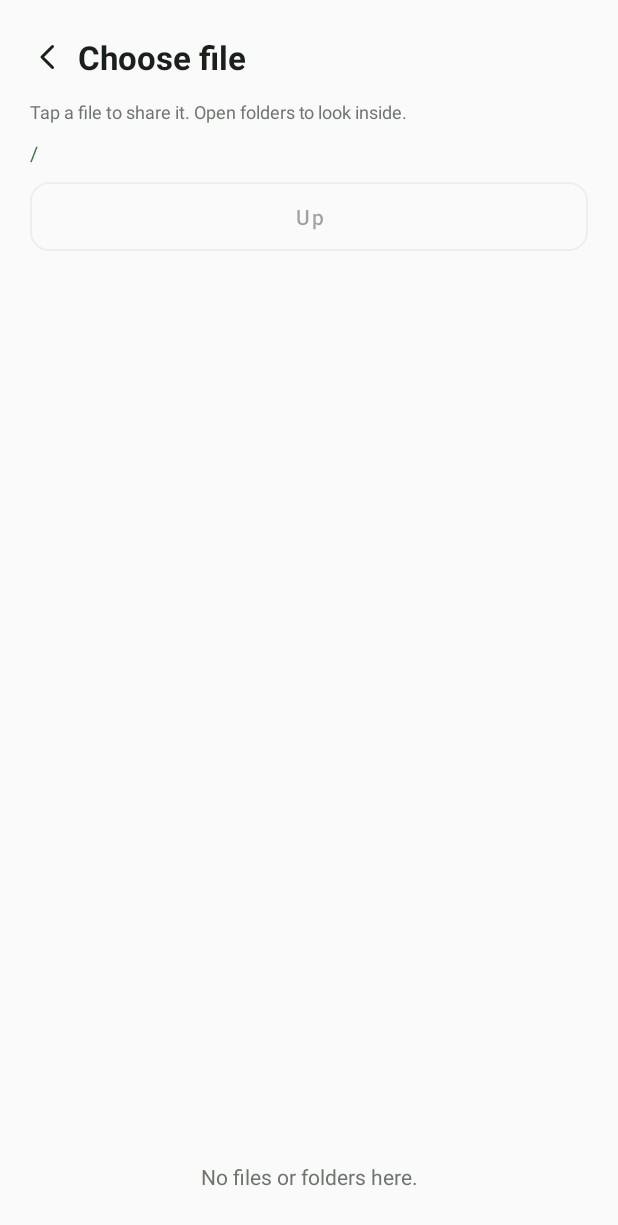
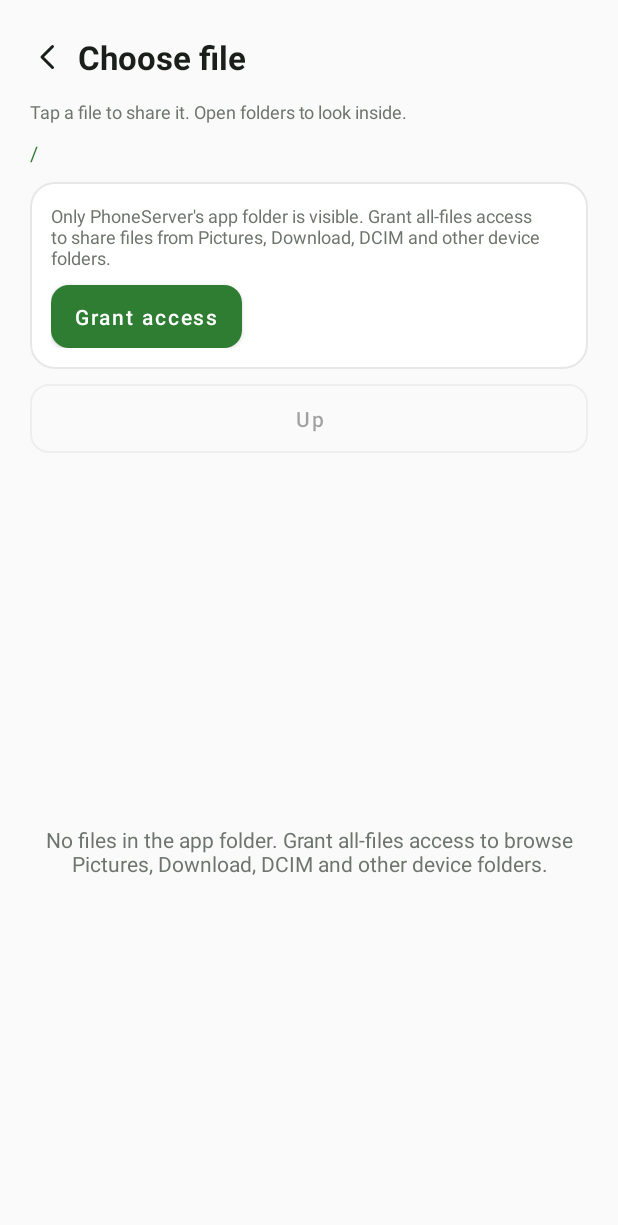
Before and after one commit to rpy2006/Phoneserver, an Android app: the SharePathPickerActivity screen opened directly, with no data from a screen before it, on a phone screen of 412 x 824 dp. Shown: the top 1225 px of the screen. Run offline under Robolectric (Android 15) with nearby library versions, the phone set to English and light mode, and no system bars; 1 statement that could not run was skipped.

Commit message:
Fix share picker and HTTPS share links

```diff
--- a/app/src/main/java/com/yadaventerprise/phoneserver/ui/sharing/SharePathPickerActivity.java
+++ b/app/src/main/java/com/yadaventerprise/phoneserver/ui/sharing/SharePathPickerActivity.java
@@ -34,10 +34,13 @@ public class SharePathPickerActivity extends AppCompatActivity {
     private TextView hint;
     private TextView currentPath;
     private TextView empty;
+    private View storageNotice;
+    private View grantAccessButton;
     private View upButton;
     private View useFolderButton;
     private String type = ShareLink.TYPE_FILE;
     private String relative = "";
+    private String loadedRoot = "";
 
     @Override
     protected void onCreate(Bundle savedInstanceState) {
@@ -50,6 +53,8 @@ public class SharePathPickerActivity extends AppCompatActivity {
         hint = findViewById(R.id.picker_hint);
         currentPath = findViewById(R.id.current_path);
         empty = findViewById(R.id.path_empty);
+        storageNotice = findViewById(R.id.storage_notice);
+        grantAccessButton = findViewById(R.id.grant_access_button);
         upButton = findViewById(R.id.up_button);
         useFolderButton = findViewById(R.id.use_folder_button);
         RecyclerView recycler = findViewById(R.id.path_recycler);
@@ -67,16 +72,46 @@ public class SharePathPickerActivity extends AppCompatActivity {
         findViewById(R.id.back_button).setOnClickListener(v -> finish());
         upButton.setOnClickListener(v -> navigateUp());
         useFolderButton.setOnClickListener(v -> chooseCurrentFolder());
+        grantAccessButton.setOnClickListener(v ->
+                ContentStore.requestFullStorageAccess(this));
+    }
+
+    @Override
+    protected void onResume() {
+        super.onResume();
         load(relative);
     }
 
+    @Override
+    public void onRequestPermissionsResult(int requestCode, String[] permissions,
+                                           int[] grantResults) {
+        super.onRequestPermissionsResult(requestCode, permissions, grantResults);
+        if (requestCode == 200) load(relative);
+    }
+
     private void load(String newRelative) {
+        File root = ContentStore.getPublicFilesDir(this);
+        String rootPath = root.getAbsolutePath();
+        if (!loadedRoot.isEmpty() && !loadedRoot.equals(rootPath)) {
+            newRelative = "";
+        }
+        loadedRoot = rootPath;
+
         String normalized = PathGuard.normalizeRelative(newRelative);
-        if (normalized == null) return;
-        File root = ContentStore.getPublicFilesDir(this);
+        if (normalized == null) normalized = "";
         File dir = PathGuard.safeResolve(root, normalized);
         if (dir == null || !dir.isDirectory()) {
-            Toast.makeText(this, "That folder is not available", Toast.LENGTH_SHORT).show();
+            if (!normalized.isEmpty()) {
+                load("");
+                return;
+            }
+            entries.clear();
+            relative = "";
+            adapter.notifyDataSetChanged();
+            currentPath.setText("/");
+            empty.setText("This folder is not available.");
+            empty.setVisibility(View.VISIBLE);
+            updateStorageNotice();
             return;
         }
         relative = normalized;
@@ -108,9 +143,20 @@ public class SharePathPickerActivity extends AppCompatActivity {
             }
         });
         adapter.notifyDataSetChanged();
-        empty.setText(ShareLink.TYPE_FOLDER.equals(type)
-                ? "No folders here." : "No files or folders here.");
+        if (entries.isEmpty()) {
+            empty.setText(ContentStore.hasFullStorageAccess(this)
+                    ? (ShareLink.TYPE_FOLDER.equals(type)
+                    ? "No folders here." : "No files or folders here.")
+                    : "No files in the app folder. Grant all-files access to browse Pictures, "
+                    + "Download, DCIM and other device folders.");
+        }
         empty.setVisibility(entries.isEmpty() ? View.VISIBLE : View.GONE);
+        updateStorageNotice();
+    }
+
+    private void updateStorageNotice() {
+        storageNotice.setVisibility(ContentStore.hasFullStorageAccess(this)
+                ? View.GONE : View.VISIBLE);
     }
 
     private void navigateUp() {
--- a/app/src/main/res/layout/activity_share_path_picker.xml
+++ b/app/src/main/res/layout/activity_share_path_picker.xml
@@ -63,6 +63,36 @@
             android:ellipsize="middle" />
 
         <LinearLayout
+            android:id="@+id/storage_notice"
+            android:layout_width="match_parent"
+            android:layout_height="wrap_content"
+            android:layout_marginStart="20dp"
+            android:layout_marginEnd="20dp"
+            android:layout_marginBottom="10dp"
+            android:background="@drawable/bg_home_card"
+            android:orientation="vertical"
+            android:padding="14dp"
+            android:visibility="gone">
+
+            <TextView
+                android:layout_width="match_parent"
+                android:layout_height="wrap_content"
+                android:text="Only PhoneServer's app folder is visible. Grant all-files access to share files from Pictures, Download, DCIM and other device folders."
+                android:textColor="@color/home_text_secondary"
+                android:textSize="12sp" />
+
+            <Button
+                android:id="@+id/grant_access_button"
+                android:layout_width="wrap_content"
+                android:layout_height="42dp"
+                android:layout_marginTop="10dp"
+                android:text="Grant access"
+                android:textAllCaps="false"
+                android:background="@drawable/bg_button_primary"
+                android:textColor="@android:color/white" />
+        </LinearLayout>
+
+        <LinearLayout
             android:layout_width="match_parent"
             android:layout_height="wrap_content"
             android:orientation="horizontal"
@@ -92,11 +122,15 @@
                 android:textColor="@android:color/white" />
         </LinearLayout>
 
+        <FrameLayout
+            android:layout_width="match_parent"
+            android:layout_height="0dp"
+            android:layout_weight="1">
+
             <androidx.recyclerview.widget.RecyclerView
                 android:id="@+id/path_recycler"
                 android:layout_width="match_parent"
-            android:layout_height="0dp"
-            android:layout_weight="1"
+                android:layout_height="match_parent"
                 android:paddingStart="20dp"
                 android:paddingEnd="20dp"
                 android:paddingBottom="20dp"
@@ -105,12 +139,13 @@
             <TextView
                 android:id="@+id/path_empty"
                 android:layout_width="match_parent"
-            android:layout_height="wrap_content"
+                android:layout_height="match_parent"
                 android:text="This folder is empty."
                 android:textColor="@color/home_text_secondary"
                 android:textSize="14sp"
                 android:gravity="center"
                 android:padding="30dp"
                 android:visibility="gone" />
+        </FrameLayout>
     </LinearLayout>
 </FrameLayout>
```
Also changed, not shown: app/src/main/java/com/yadaventerprise/phoneserver/data/sharing/ShareUrlBuilder.java (+49 -33 lines), app/src/main/java/com/yadaventerprise/phoneserver/network/tls/HttpsConfig.java (+43 -3 lines), app/src/main/java/com/yadaventerprise/phoneserver/network/tls/TlsCertificateStore.java (+5 -4 lines), app/src/main/java/com/yadaventerprise/phoneserver/network/tls/TlsIdentity.java (+7 -0 lines), app/src/main/java/com/yadaventerprise/phoneserver/ui/security/HttpsSetupActivity.java (+14 -0 lines), 8 other files. Lines whose indentation alone changed are shown as unchanged.
